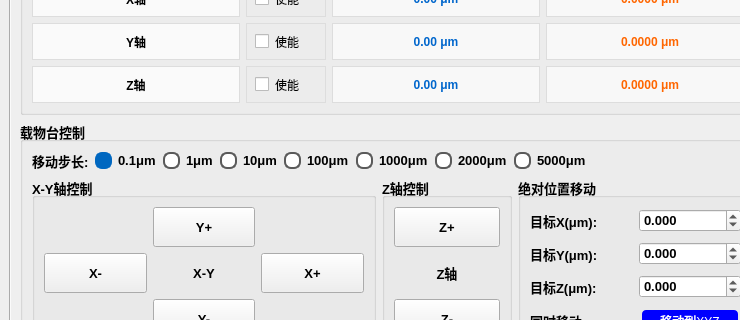
Before: the Qt Designer form src/ui/MutiCamApp.ui in NicoleKJ9721/MutiCamApp, drawn with Qt 5; both pictures show x 0 to 740 and y 259 to 579 of the 1014 by 739 pixel window.
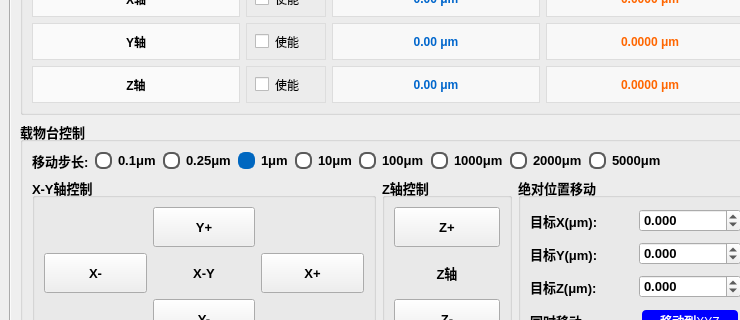
After: the same form once the commit is applied. The open tabs and pages were chosen to show the change.

Commit message:
✨ feat(MutiCamApp): 添加0.25μm步进选项
- 在`MutiCamApp.cpp`中，新增了对`radioStep025`的逻辑处理，使其能够返回0.25作为步进值。
- 在`MutiCamApp.ui`中，添加了一个名为`radioStep025`的QRadioButton，用于表示0.25μm的步进选项。

```diff
--- a/src/ui/MutiCamApp.ui
+++ b/src/ui/MutiCamApp.ui
@@ -4275,8 +4275,17 @@
                    <property name="text">
                     <string>0.1μm</string>
                    </property>
-                   <property name="checked">
-                    <bool>true</bool>
+                  </widget>
+                 </item>
+                 <item>
+                  <widget class="QRadioButton" name="radioStep025">
+                   <property name="font">
+                    <font>
+                     <bold>true</bold>
+                    </font>
+                   </property>
+                   <property name="text">
+                    <string>0.25μm</string>
                    </property>
                   </widget>
                  </item>
@@ -4290,6 +4299,9 @@
                    <property name="text">
                     <string>1μm</string>
                    </property>
+                   <property name="checked">
+                    <bool>true</bool>
+                   </property>
                   </widget>
                  </item>
                  <item>
```
The commit also changes 1 other file.
